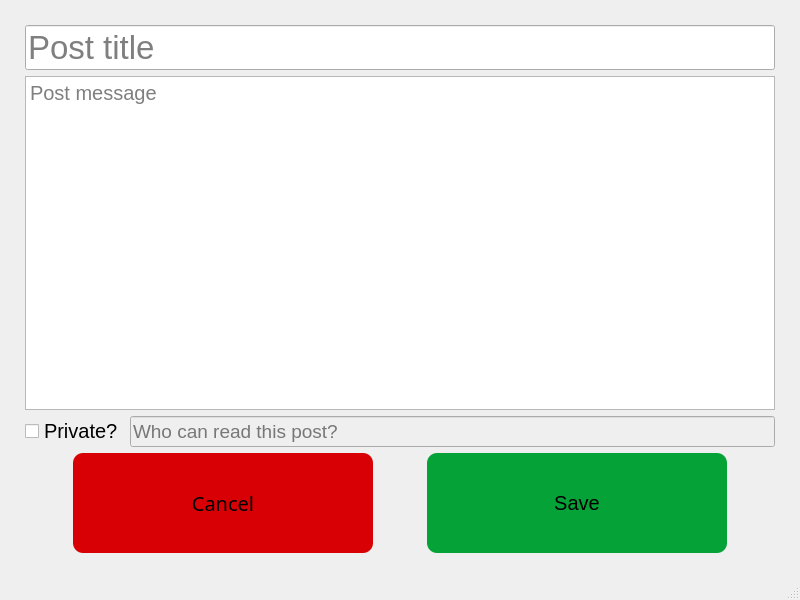
Qt form Resources/EditCreateAd.ui (Danial-Movahed/SOAS) before a commit.
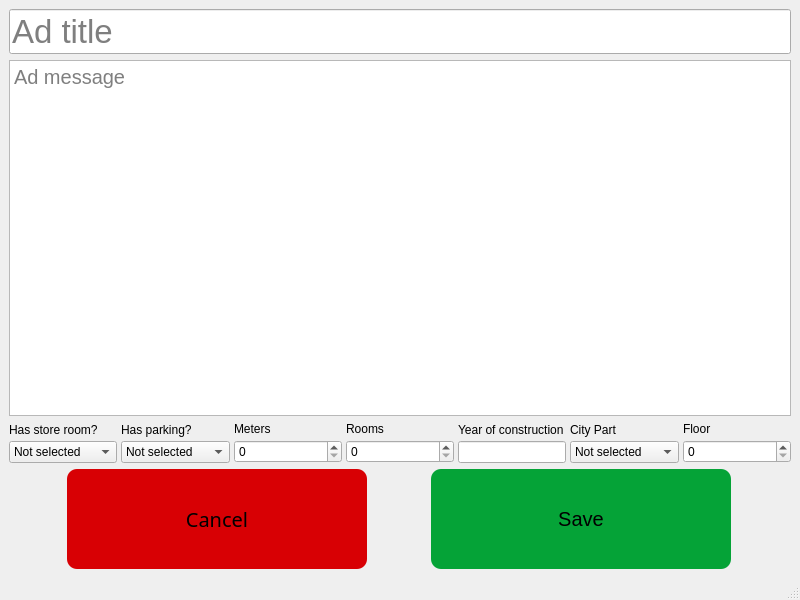
The same form after that commit.

What changed in the file:
```diff
--- a/Resources/EditCreateAd.ui
+++ b/Resources/EditCreateAd.ui
@@ -18,18 +18,6 @@
   </property>
   <widget class="QWidget" name="centralwidget">
    <layout class="QVBoxLayout" name="verticalLayout_2">
-    <property name="leftMargin">
-     <number>25</number>
-    </property>
-    <property name="topMargin">
-     <number>25</number>
-    </property>
-    <property name="rightMargin">
-     <number>25</number>
-    </property>
-    <property name="bottomMargin">
-     <number>25</number>
-    </property>
     <item>
      <layout class="QVBoxLayout" name="verticalLayout">
       <item>
@@ -40,7 +28,7 @@
          </font>
         </property>
         <property name="placeholderText">
-         <string>Post title</string>
+         <string>Ad title</string>
         </property>
        </widget>
       </item>
@@ -52,38 +40,181 @@
          </font>
         </property>
         <property name="placeholderText">
-         <string>Post message</string>
+         <string>Ad message</string>
         </property>
        </widget>
       </item>
       <item>
        <layout class="QHBoxLayout" name="horizontalLayout_4">
         <item>
-         <widget class="QCheckBox" name="isPrivate">
-          <property name="font">
-           <font>
-            <pointsize>15</pointsize>
-           </font>
+         <layout class="QHBoxLayout" name="horizontalLayout_2">
+          <property name="spacing">
+           <number>4</number>
           </property>
-          <property name="text">
-           <string>Private?</string>
-          </property>
-         </widget>
-        </item>
-        <item>
-         <widget class="QLineEdit" name="EditCreateWhoCanRead">
-          <property name="enabled">
-           <bool>false</bool>
-          </property>
-          <property name="font">
-           <font>
-            <pointsize>14</pointsize>
-           </font>
-          </property>
-          <property name="placeholderText">
-           <string>Who can read this post?</string>
-          </property>
-         </widget>
+          <item>
+           <layout class="QVBoxLayout" name="verticalLayout_9">
+            <item>
+             <widget class="QLabel" name="label_7">
+              <property name="text">
+               <string>Has store room?</string>
+              </property>
+             </widget>
+            </item>
+            <item>
+             <widget class="QComboBox" name="StoreCombo">
+              <item>
+               <property name="text">
+                <string>Not selected</string>
+               </property>
+              </item>
+              <item>
+               <property name="text">
+                <string>Yes</string>
+               </property>
+              </item>
+              <item>
+               <property name="text">
+                <string>No</string>
+               </property>
+              </item>
+             </widget>
+            </item>
+           </layout>
+          </item>
+          <item>
+           <layout class="QVBoxLayout" name="verticalLayout_10">
+            <item>
+             <widget class="QLabel" name="label_8">
+              <property name="text">
+               <string>Has parking?</string>
+              </property>
+             </widget>
+            </item>
+            <item>
+             <widget class="QComboBox" name="ParkingCombo">
+              <item>
+               <property name="text">
+                <string>Not selected</string>
+               </property>
+              </item>
+              <item>
+               <property name="text">
+                <string>Yes</string>
+               </property>
+              </item>
+              <item>
+               <property name="text">
+                <string>No</string>
+               </property>
+              </item>
+             </widget>
+            </item>
+           </layout>
+          </item>
+          <item>
+           <layout class="QVBoxLayout" name="verticalLayout_4">
+            <item>
+             <widget class="QLabel" name="label_2">
+              <property name="text">
+               <string>Meters</string>
+              </property>
+             </widget>
+            </item>
+            <item>
+             <widget class="QSpinBox" name="MeterSpin"/>
+            </item>
+           </layout>
+          </item>
+          <item>
+           <layout class="QVBoxLayout" name="verticalLayout_5">
+            <item>
+             <widget class="QLabel" name="label_3">
+              <property name="text">
+               <string>Rooms</string>
+              </property>
+             </widget>
+            </item>
+            <item>
+             <widget class="QSpinBox" name="RoomSpin"/>
+            </item>
+           </layout>
+          </item>
+          <item>
+           <layout class="QVBoxLayout" name="verticalLayout_6">
+            <item>
+             <widget class="QLabel" name="label_4">
+              <property name="text">
+               <string>Year of construction</string>
+              </property>
+             </widget>
+            </item>
+            <item>
+             <widget class="QLineEdit" name="lineEdit">
+              <property name="sizePolicy">
+               <sizepolicy hsizetype="Minimum" vsizetype="Fixed">
+                <horstretch>0</horstretch>
+                <verstretch>0</verstretch>
+               </sizepolicy>
+              </property>
+             </widget>
+            </item>
+           </layout>
+          </item>
+          <item>
+           <layout class="QVBoxLayout" name="verticalLayout_3">
+            <item>
+             <widget class="QLabel" name="label">
+              <property name="text">
+               <string>City Part</string>
+              </property>
+             </widget>
+            </item>
+            <item>
+             <widget class="QComboBox" name="CityPartCombo">
+              <item>
+               <property name="text">
+                <string>Not selected</string>
+               </property>
+              </item>
+              <item>
+               <property name="text">
+                <string>North</string>
+               </property>
+              </item>
+              <item>
+               <property name="text">
+                <string>South</string>
+               </property>
+              </item>
+              <item>
+               <property name="text">
+                <string>East</string>
+               </property>
+              </item>
+              <item>
+               <property name="text">
+                <string>West</string>
+               </property>
+              </item>
+             </widget>
+            </item>
+           </layout>
+          </item>
+          <item>
+           <layout class="QVBoxLayout" name="verticalLayout_7">
+            <item>
+             <widget class="QLabel" name="label_5">
+              <property name="text">
+               <string>Floor</string>
+              </property>
+             </widget>
+            </item>
+            <item>
+             <widget class="QSpinBox" name="spinBox"/>
+            </item>
+           </layout>
+          </item>
+         </layout>
         </item>
        </layout>
       </item>
```
Left out of the diff: 2 changed lines with no effect on the pictures.
